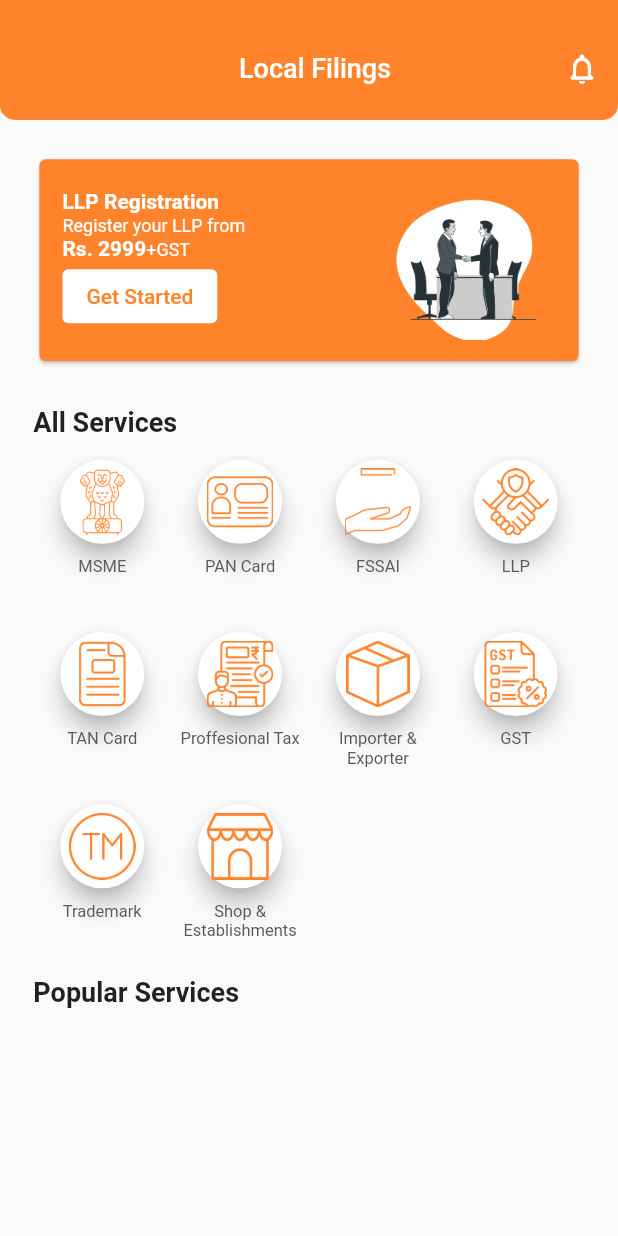
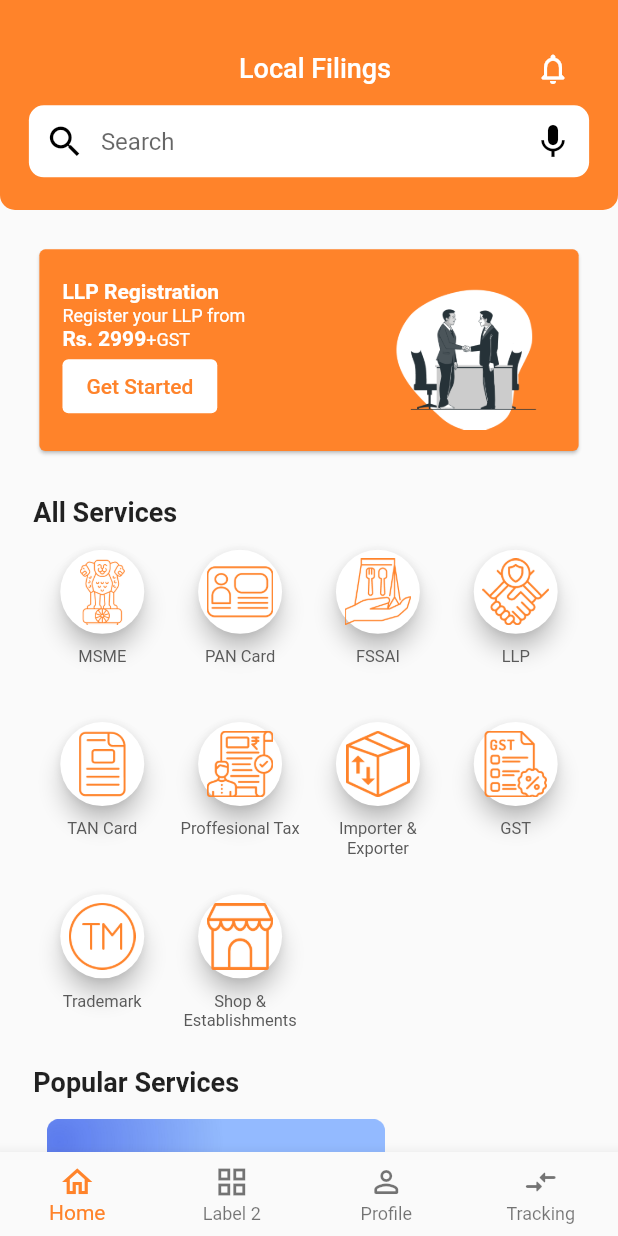
Before and after one commit to rajoriaakash/local_filings, a Flutter app: the screen it shows after launch, on a phone screen of 412 x 824 dp. Run offline on Flutter 3.47's test engine with Material 2 defaults, Android fonts, the phone set to English and light mode, and no system bars; our stand-ins replace otp_text_field.

Commit message:
Complete Home Screen UI

```diff
--- a/lib/shared_lists.dart
+++ b/lib/shared_constants.dart
@@ -1,4 +1,4 @@
-class SharedLists {
+class SharedConstants {
   static List<Map> allServices = [
     {
       "index": 1,
@@ -61,4 +61,22 @@ class SharedLists {
       "logoUrl": "assets/images/all_services_logo/Shop_Establishments.png"
     },
   ];
+
+  static List<Map> popularServices = [
+    {
+      "index": 1,
+      "name": "GST Registration",
+      "routeName": "/",
+      "serviceIllustrationURL": "assets/images/GST_Registration_Card.png",
+    },
+    // {
+    //   "index" : 2,
+    //   "name" : "LLP Registration",
+    //   "serviceIllustrationURL" : "assets/images/LLP_Registration_Card.png",
+    // }
+  ];
+
+  static Map bottomBarIndex = {
+    "home": 0,
+  };
 }
--- a/lib/view/base/custom_app_bar.dart
+++ b/lib/view/base/custom_app_bar.dart
@@ -1,4 +1,5 @@
 import 'package:flutter/material.dart';
+import 'package:local_filings/dimensions.dart';
 
 class CustomAppBar extends StatelessWidget implements PreferredSizeWidget {
   //components in app bar
@@ -6,6 +7,7 @@ class CustomAppBar extends StatelessWidget implements PreferredSizeWidget {
   final bool isBackButtonExist;
   final bool isNotificationButtonExist;
   final bool centredTitle;
+  final bool isSearchBarExist;
 
   CustomAppBar({
     Key? key,
@@ -13,23 +15,33 @@ class CustomAppBar extends StatelessWidget implements PreferredSizeWidget {
     this.isBackButtonExist = true,
     this.isNotificationButtonExist = true,
     this.centredTitle = false,
+    this.isSearchBarExist = false,
   });
 
   @override
   Widget build(BuildContext context) {
-    return AppBar(
-      backgroundColor: const Color(0xFFFF832A),
-      elevation: 0,
-      shape: const RoundedRectangleBorder(
-        borderRadius: BorderRadius.vertical(
+    return Container(
+      // height: isSearchBarExist ? 120 : 80,
+      padding: EdgeInsets.symmetric(
+        horizontal: Dimensions.getWidth(context, 20),
+      ),
+      decoration: BoxDecoration(
+        color: Theme.of(context).colorScheme.primary,
+        borderRadius: const BorderRadius.vertical(
           bottom: Radius.circular(10),
         ),
       ),
+      child: Column(
+        children: [
+          AppBar(
+            elevation: 0,
             //Title of app bar
             title: Padding(
-        padding: EdgeInsets.only(top: 35),
+              padding: const EdgeInsets.only(top: 35),
+              //Title of app bar
               child: Align(
-          alignment: centredTitle? Alignment.center : Alignment.bottomLeft,
+                alignment:
+                    centredTitle ? Alignment.center : Alignment.bottomLeft,
                 child: Text(
                   title,
                   style: const TextStyle(
@@ -41,7 +53,7 @@ class CustomAppBar extends StatelessWidget implements PreferredSizeWidget {
             //Back button
             leading: isBackButtonExist
                 ? Padding(
-              padding: EdgeInsets.only(top: 27),
+                    padding: const EdgeInsets.only(top: 27),
                     child: IconButton(
                         onPressed: () => Navigator.pop(context),
                         icon: const Icon(Icons.arrow_back)),
@@ -51,16 +63,50 @@ class CustomAppBar extends StatelessWidget implements PreferredSizeWidget {
             actions: isNotificationButtonExist
                 ? [
                     Padding(
-                padding: EdgeInsets.only(top: 26),
+                      padding: const EdgeInsets.only(top: 26),
                       child: IconButton(
                           onPressed: () {},
                           icon: const Icon(Icons.notifications_none_rounded)),
                     )
                   ]
                 : [],
+          ),
+          //Search Bar
+          Padding(
+            padding: EdgeInsets.symmetric(
+                vertical: Dimensions.getHeight(context, 16)),
+            child: TextField(
+              textInputAction: TextInputAction.search,
+              decoration: InputDecoration(
+                  prefixIcon: const Icon(
+                    Icons.search,
+                    size: 27,
+                    color: Color(0xFF000000),
+                  ),
+                  hintText: "Search",
+                  border: OutlineInputBorder(
+                      borderRadius: BorderRadius.circular(10),
+                      borderSide: BorderSide.none),
+                  fillColor: Theme.of(context).colorScheme.secondary,
+                  filled: true,
+                  suffixIcon: IconButton(
+                    icon: const Icon(
+                      Icons.mic,
+                      size: 27,
+                      color: Color(0xFF000000),
+                    ),
+                    onPressed: () {},
+                  ),
+                  isDense: true,
+                  contentPadding: const EdgeInsets.all(0)),
+            ),
+          ),
+        ],
+      ),
     );
   }
 
+  //App bar size
   @override
-  Size get preferredSize => Size(double.maxFinite, 80);
+  Size get preferredSize => Size(double.maxFinite, isSearchBarExist ? 140 : 80);
 }
--- /dev/null
+++ b/lib/view/base/custom_bottom_bar.dart
@@ -0,0 +1,28 @@
+import 'package:flutter/material.dart';
+
+class CustomBottomBar extends StatefulWidget {
+  final int index;
+
+  const CustomBottomBar({Key? key, required this.index}) : super(key: key);
+
+  @override
+  State<CustomBottomBar> createState() => _CustomBottomBarState();
+}
+
+class _CustomBottomBarState extends State<CustomBottomBar> {
+  @override
+  Widget build(BuildContext context) {
+    return BottomNavigationBar(
+        type: BottomNavigationBarType.fixed, // This is all you need!
+        items: const [
+          BottomNavigationBarItem(
+              icon: Icon(Icons.home_outlined), label: "Home"),
+          BottomNavigationBarItem(
+              icon: Icon(Icons.grid_view_outlined), label: "Label 2"),
+          BottomNavigationBarItem(
+              icon: Icon(Icons.person_outline_rounded), label: "Profile"),
+          BottomNavigationBarItem(
+              icon: Icon(Icons.compare_arrows_rounded), label: "Tracking")
+        ]);
+  }
+}
--- a/lib/view/screens/home/home.dart
+++ b/lib/view/screens/home/home.dart
@@ -1,7 +1,9 @@
 import 'package:flutter/material.dart';
-import 'package:local_filings/shared_lists.dart';
 import 'package:local_filings/dimensions.dart';
+import 'package:local_filings/shared_constants.dart';
 import 'package:local_filings/view/base/custom_app_bar.dart';
+import 'package:local_filings/view/base/custom_bottom_bar.dart';
+
 class Home extends StatefulWidget {
   const Home({Key? key}) : super(key: key);
 
@@ -10,7 +12,11 @@ class Home extends StatefulWidget {
 }
 
 class _HomeState extends State<Home> {
-  List allServices = SharedLists.allServices;
+  //Map list for all services UI
+  List allServices = SharedConstants.allServices;
+  //Map list for popular services UI
+  List popularServices = SharedConstants.popularServices;
+
   @override
   Widget build(BuildContext context) {
     return Scaffold(
@@ -18,6 +24,8 @@ class _HomeState extends State<Home> {
         isBackButtonExist: false,
         title: "Local Filings",
         centredTitle: true,
+        isSearchBarExist: true,
+        isNotificationButtonExist: true,
       ),
       body: SingleChildScrollView(
         child: Padding(
@@ -25,15 +33,17 @@ class _HomeState extends State<Home> {
           child: Column(
             crossAxisAlignment: CrossAxisAlignment.start,
             children: [
+              //LLP Registration Card
               Container(
-                height: Dimensions.getHeight(context,160),
+                height: Dimensions.getHeight(context, 160),
                 width: MediaQuery.of(context).size.width,
                 padding: EdgeInsets.zero,
-                // color: Theme.of(context).colorScheme.primary,
                 child: Card(
                   color: Theme.of(context).colorScheme.primary,
                   child: Padding(
-                    padding: EdgeInsets.symmetric(horizontal: Dimensions.getWidth(context, 16),vertical: Dimensions.getHeight(context, 16)),
+                    padding: EdgeInsets.symmetric(
+                        horizontal: Dimensions.getWidth(context, 16),
+                        vertical: Dimensions.getHeight(context, 16)),
                     child: Row(
                       mainAxisSize: MainAxisSize.min,
                       children: [
@@ -45,88 +55,81 @@ class _HomeState extends State<Home> {
                               mainAxisSize: MainAxisSize.min,
                               children: [
                                 RichText(
-                                    text: TextSpan(
+                                    text: const TextSpan(
                                         children: [
                                       TextSpan(
                                           text: "LLP Registration\n",
                                           style: TextStyle(
                                               fontSize: 14,
                                               fontWeight: FontWeight.bold,
-                                            height: 1.3
-                                          )
-                                        ),
+                                              height: 1.3)),
                                       TextSpan(
-                                          text: "Register your LLP from\n"
-                                        ),
+                                          text: "Register your LLP from\n"),
                                       TextSpan(
                                           text: "Rs. 2999",
                                           style: TextStyle(
                                               fontSize: 14,
-                                                fontWeight: FontWeight.bold
-                                            )
-                                        ),
-                                        TextSpan(
-                                          text: "+GST"
-                                        )
+                                              fontWeight: FontWeight.bold)),
+                                      TextSpan(text: "+GST")
                                     ],
                                         style: TextStyle(
                                           fontSize: 12,
-                                      )
-                                    )),
+                                        ))),
                                 ElevatedButton(
-                                    onPressed: (){},
+                                    onPressed: () {},
                                     style: ButtonStyle(
-                                      backgroundColor: MaterialStateProperty.all(Theme.of(context).colorScheme.secondary),
-                                      elevation: MaterialStateProperty.all(0)
-                                    ),
+                                        backgroundColor:
+                                            MaterialStateProperty.all(
+                                                Theme.of(context)
+                                                    .colorScheme
+                                                    .secondary),
+                                        elevation:
+                                            MaterialStateProperty.all(0)),
                                     child: Text(
                                       "Get Started",
                                       style: TextStyle(
-                                        color: Theme.of(context).colorScheme.primary
-                                      ),
-                                    )
-                                )
+                                          color: Theme.of(context)
+                                              .colorScheme
+                                              .primary),
+                                    ))
                               ],
-                            )
-                        ),
+                            )),
                         Expanded(
                             flex: 33,
                             child: Image.asset(
-                                "assets/images/LLP_Registration.png"
-                            )
-                        )
+                                "assets/images/LLP_Registration.png"))
                       ],
                     ),
                   ),
                 ),
               ),
               Padding(
-                padding: EdgeInsets.only(top: Dimensions.getHeight(context, 30),bottom: Dimensions.getHeight(context, 16)),
-                child: Text(
+                padding: EdgeInsets.only(
+                    top: Dimensions.getHeight(context, 30),
+                    bottom: Dimensions.getHeight(context, 16)),
+                child: const Text(
                   "All Services",
-                  style: TextStyle(
-                    fontWeight: FontWeight.bold,
-                    fontSize: 18
+                  style: TextStyle(fontWeight: FontWeight.bold, fontSize: 18),
                 ),
               ),
-              ),
+              //All Services list
               GridView.builder(
                   scrollDirection: Axis.vertical,
                   shrinkWrap: true,
+                  physics: const ScrollPhysics(),
                   gridDelegate: const SliverGridDelegateWithFixedCrossAxisCount(
-                    crossAxisCount: 4,
-                    childAspectRatio: 0.8
-                  ),
+                      crossAxisCount: 4, childAspectRatio: 0.8),
                   itemCount: allServices.length,
-                  itemBuilder: (BuildContext context, int index){
+                  itemBuilder: (BuildContext context, int index) {
                     return Column(
                       mainAxisSize: MainAxisSize.min,
                       children: [
                         FloatingActionButton(
-                            onPressed: (){
-                              Navigator.pushNamed(context, allServices[index]["route"]);
+                          onPressed: () {
+                            Navigator.pushNamed(
+                                context, allServices[index]["route"]);
                           },
-                          heroTag:"Service${index+1}",
+                          heroTag: "Service${index + 1}",
                           child: Image.asset(
                             allServices[index]["logoUrl"],
                             height: Dimensions.getHeight(context, 50),
@@ -143,20 +146,46 @@ class _HomeState extends State<Home> {
                         )
                       ],
                     );
-                  }
+                  }),
+              const Text(
+                "Popular Services",
+                style: TextStyle(fontWeight: FontWeight.bold, fontSize: 18),
               ),
-              Text(
-                "Popular Services",
-                style: TextStyle(
-                    fontWeight: FontWeight.bold,
-                    fontSize: 18
+              //Popular Services List
+              SizedBox(
+                height: Dimensions.getHeight(context, 186),
+                child: ListView.builder(
+                    shrinkWrap: true,
+                    scrollDirection: Axis.horizontal,
+                    physics: const ScrollPhysics(),
+                    itemCount: popularServices.length,
+                    itemBuilder: (BuildContext context, int index) {
+                      return GestureDetector(
+                        onTap: () {
+                          Navigator.pushNamed(
+                              context, popularServices[index]["routeName"]);
+                        },
+                        child: Container(
+                            height: Dimensions.getHeight(context, 154),
+                            width: Dimensions.getWidth(context, 253),
+                            margin: EdgeInsets.only(
+                              top: Dimensions.getHeight(context, 16),
+                              bottom: Dimensions.getHeight(context, 16),
+                              right: Dimensions.getWidth(context, 16),
                             ),
-              ),
-
+                            child: Image.asset(popularServices[index]
+                                ["serviceIllustrationURL"])),
+                      );
+                    }),
+              )
             ],
           ),
         ),
       ),
+      //Navigation Bar
+      bottomNavigationBar: CustomBottomBar(
+        index: SharedConstants.bottomBarIndex["home"],
+      ),
     );
   }
 }
```
Also changed, not shown: assets/images/GST_Registration_Card.png, assets/images/all_services_logo/FSSAI.png, assets/images/all_services_logo/Importer_Exporter.png. Lines whose indentation alone changed are shown as unchanged.
